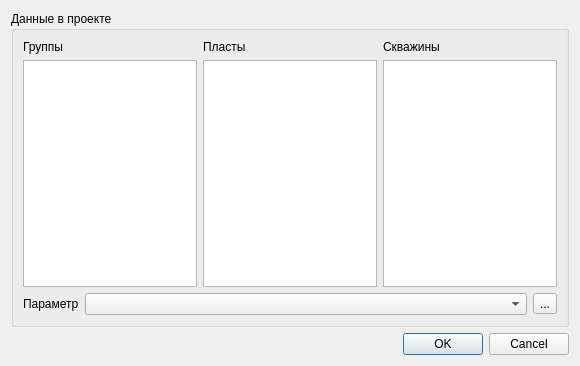
Before: the Qt Designer form qgis_pds_zonations_base.ui in vvkond/QGIS, drawn with Qt 5.
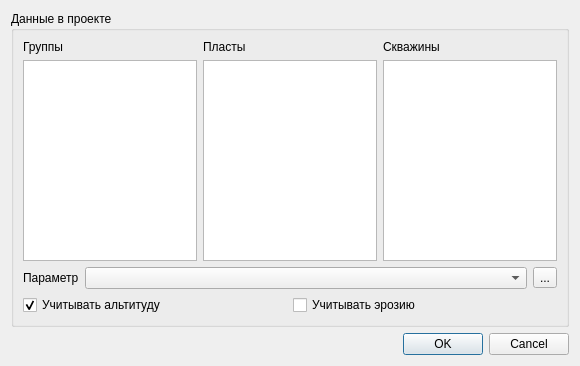
After: the same form once the commit is applied.

The edit to the form file:
```diff
--- a/qgis_pds_zonations_base.ui
+++ b/qgis_pds_zonations_base.ui
@@ -75,26 +75,50 @@
         <property name="frameShadow">
          <enum>QFrame::Raised</enum>
         </property>
-        <layout class="QHBoxLayout" name="horizontalLayout_2" stretch="0,1,0">
+        <layout class="QGridLayout" name="gridLayout_3" columnstretch="0,1,0">
          <property name="margin">
           <number>0</number>
          </property>
-         <item>
+         <item row="0" column="2">
+          <widget class="QToolButton" name="mParamToolButton">
+           <property name="text">
+            <string>...</string>
+           </property>
+          </widget>
+         </item>
+         <item row="0" column="0">
           <widget class="QLabel" name="label_2">
            <property name="text">
             <string>Параметр</string>
            </property>
           </widget>
          </item>
-         <item>
+         <item row="0" column="1">
           <widget class="QComboBox" name="mParamComboBox"/>
          </item>
-         <item>
-          <widget class="QToolButton" name="mParamToolButton">
-           <property name="text">
-            <string>...</string>
+         <item row="1" column="0" colspan="3">
+          <layout class="QHBoxLayout" name="horizontalLayout">
+           <property name="topMargin">
+            <number>0</number>
            </property>
-          </widget>
+           <item>
+            <widget class="QCheckBox" name="mUseElevation">
+             <property name="text">
+              <string>Учитывать альтитуду</string>
+             </property>
+             <property name="checked">
+              <bool>true</bool>
+             </property>
+            </widget>
+           </item>
+           <item>
+            <widget class="QCheckBox" name="mUseErosion">
+             <property name="text">
+              <string>Учитывать эрозию</string>
+             </property>
+            </widget>
+           </item>
+          </layout>
          </item>
         </layout>
        </widget>
```
